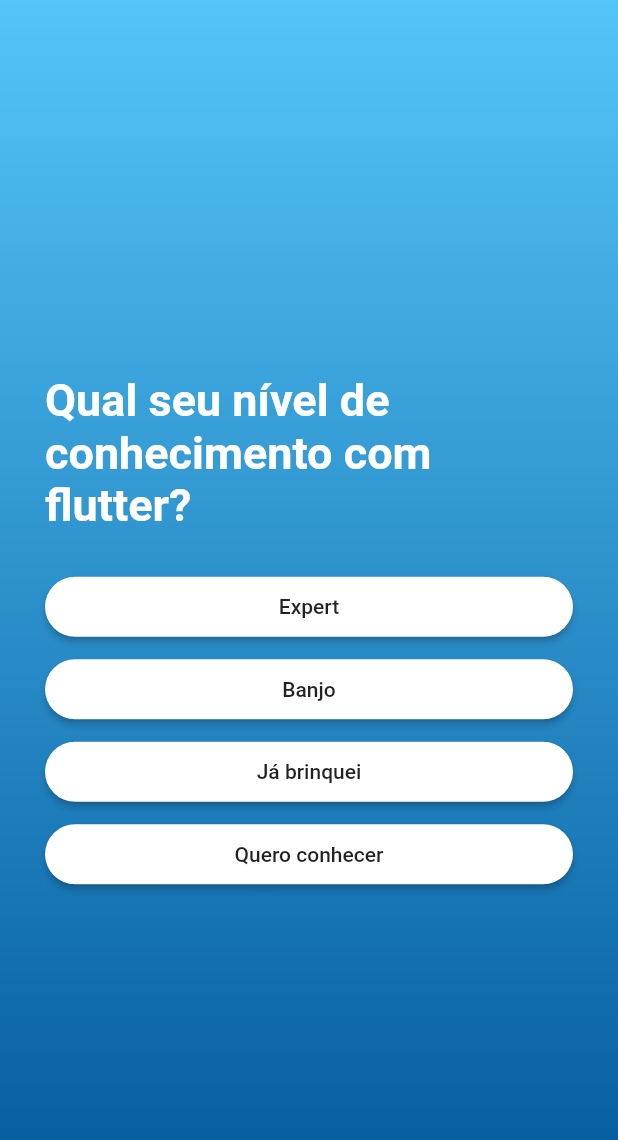
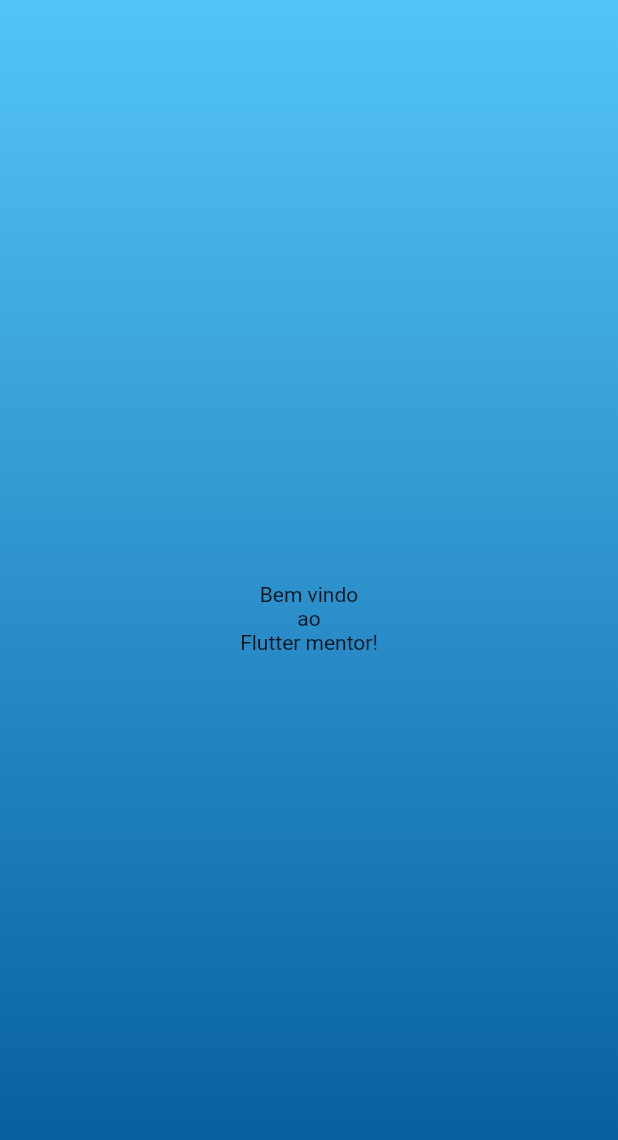
Before and after one commit to RafaelBarbosatec/MentorFlutter, a Flutter app: the PrimeiroAcesso screen opened directly, after a tap on "Expert", on a phone screen of 412 x 824 dp. Shown: the top 1140 px of the screen. Run offline on Flutter 3.47's test engine with Material 2 defaults, Android fonts, the phone set to English and light mode, and no system bars; our stand-ins replace firebase_auth, google_sign_in; accounts and stored records are empty.

Commit message:
init bemvindo

```diff
--- /dev/null
+++ b/lib/pages/bem_vindo/bem_vindo.dart
@@ -0,0 +1,33 @@
+
+import 'package:flutter/material.dart';
+import 'package:mentor_flutter/support/util.dart';
+
+class BemVindoView extends StatelessWidget {
+
+  @override
+  Widget build(BuildContext context) {
+    return Scaffold(
+      body: Container(
+        width: double.maxFinite,
+        decoration: BoxDecoration(
+          gradient: new LinearGradient(
+              colors: [ColorFromHex(code: "#54c5f8"), ColorFromHex(code: "#01579b")],
+              begin: Alignment.topCenter,
+              end: Alignment.bottomCenter
+          ),
+        ),
+        child: Center(
+          child: Column(
+            mainAxisSize: MainAxisSize.min,
+            children: <Widget>[
+              Text("Bem vindo\nao\nFlutter mentor!",
+                textAlign: TextAlign.center,
+
+              )
+            ],
+          ),
+        ),
+      ),
+    );
+  }
+}
--- a/lib/pages/home/home_screen.dart
+++ b/lib/pages/home/home_screen.dart
@@ -8,14 +8,10 @@ class Home extends StatefulWidget {
 class _HomeState extends State<Home> {
   @override
   Widget build(BuildContext context) {
-    return MaerialApp(
-      title: 'Home',
-      home: Scaffold(
-        appBar: AppBar(
-          title: Text('Minha Home'),
-        ),
-      )
-
+    return Scaffold(
+      appBar: AppBar(
+        title: Text('Minha Home'),
+      ),
     );
   }
 }
--- a/lib/pages/primeiro_acesso/primeiro_acesso.dart
+++ b/lib/pages/primeiro_acesso/primeiro_acesso.dart
@@ -1,5 +1,6 @@
 
 import 'package:flutter/material.dart';
+import 'package:mentor_flutter/pages/bem_vindo/bem_vindo.dart';
 import 'package:mentor_flutter/support/util.dart';
 
 class PrimeiroAcesso extends StatelessWidget {
@@ -32,16 +33,16 @@ class PrimeiroAcesso extends StatelessWidget {
                 ),
               ),
               _buildButton(context,"Expert",(){
-
+                _goBemVindo(context);
               }),
               _buildButton(context,"Banjo",(){
-
+                _goBemVindo(context);
               }),
               _buildButton(context,"Já brinquei",(){
-
+                _goBemVindo(context);
               }),
               _buildButton(context,"Quero conhecer",(){
-
+                _goBemVindo(context);
               })
             ],
           ),
@@ -69,4 +70,13 @@ class PrimeiroAcesso extends StatelessWidget {
       ),
     );
   }
+
+  void _goBemVindo(BuildContext context) {
+    Navigator
+        .of(context)
+        .push( MaterialPageRoute(builder: (BuildContext context)
+    {
+      return BemVindoView();
+    }));
+  }
 }
```
